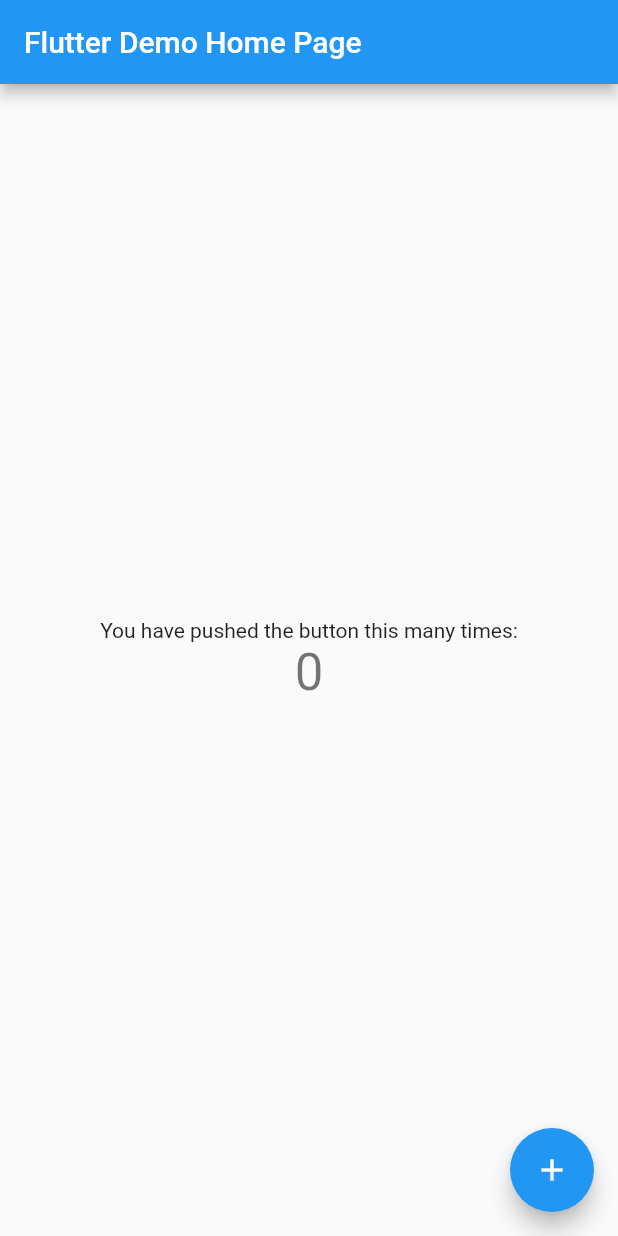
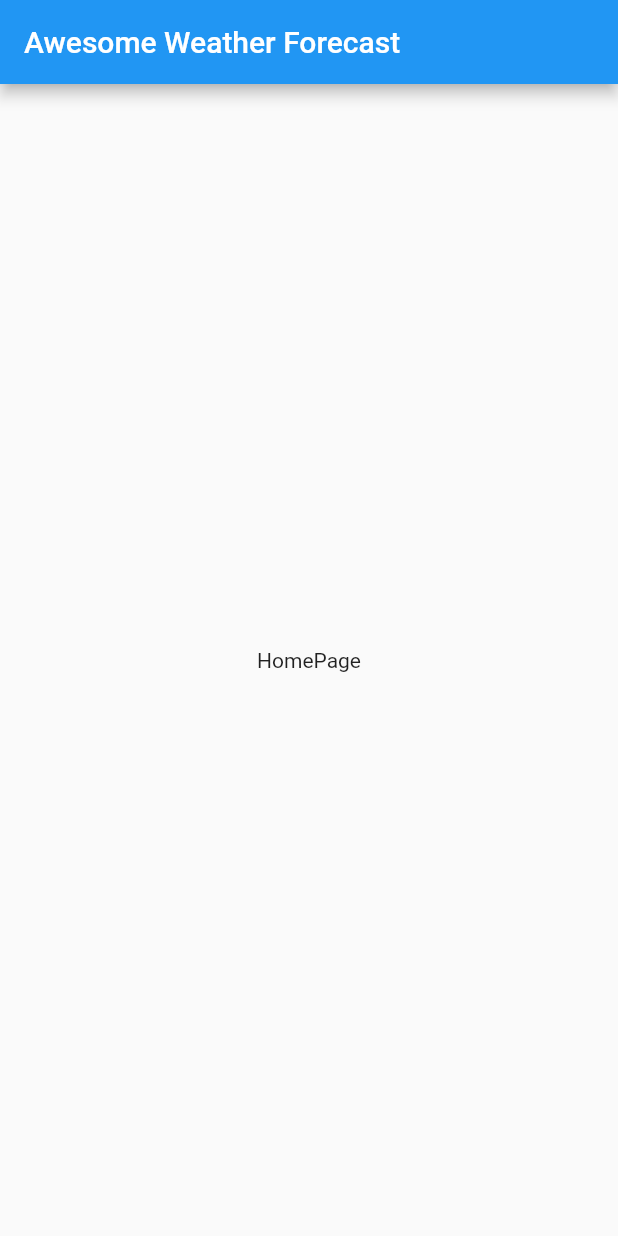
Before and after one commit to GunnarI/awesome_weather_forecast, a Flutter app: the screen it shows after launch, on a phone screen of 412 x 824 dp. Run offline on Flutter 3.47's test engine with Material 2 defaults, Android fonts, the phone set to English and light mode, and no system bars; our stand-ins replace bloc.

```diff
--- a/lib/main.dart
+++ b/lib/main.dart
@@ -1,4 +1,7 @@
 import 'package:flutter/material.dart';
+
+import './pages/details/details_page.dart';
+import './pages/home/home_page.dart';
 
 void main() {
   runApp(const MyApp());
@@ -7,109 +10,18 @@ void main() {
 class MyApp extends StatelessWidget {
   const MyApp({Key? key}) : super(key: key);
 
-  // This widget is the root of your application.
   @override
   Widget build(BuildContext context) {
     return MaterialApp(
-      title: 'Flutter Demo',
+      title: 'Awesome Weather Forecast',
       theme: ThemeData(
-        // This is the theme of your application.
-        //
-        // Try running your application with "flutter run". You'll see the
-        // application has a blue toolbar. Then, without quitting the app, try
-        // changing the primarySwatch below to Colors.green and then invoke
-        // "hot reload" (press "r" in the console where you ran "flutter run",
-        // or simply save your changes to "hot reload" in a Flutter IDE).
-        // Notice that the counter didn't reset back to zero; the application
-        // is not restarted.
         primarySwatch: Colors.blue,
       ),
-      home: const MyHomePage(title: 'Flutter Demo Home Page'),
+      initialRoute: HomePage.routeName,
+      routes: {
+        HomePage.routeName: (context) => HomePage(),
+        DetailsPage.routeName: (context) => DetailsPage(),
+      },
     );
   }
 }
-
-class MyHomePage extends StatefulWidget {
-  const MyHomePage({Key? key, required this.title}) : super(key: key);
-
-  // This widget is the home page of your application. It is stateful, meaning
-  // that it has a State object (defined below) that contains fields that affect
-  // how it looks.
-
-  // This class is the configuration for the state. It holds the values (in this
-  // case the title) provided by the parent (in this case the App widget) and
-  // used by the build method of the State. Fields in a Widget subclass are
-  // always marked "final".
-
-  final String title;
-
-  @override
-  State<MyHomePage> createState() => _MyHomePageState();
-}
-
-class _MyHomePageState extends State<MyHomePage> {
-  int _counter = 0;
-
-  void _incrementCounter() {
-    setState(() {
-      // This call to setState tells the Flutter framework that something has
-      // changed in this State, which causes it to rerun the build method below
-      // so that the display can reflect the updated values. If we changed
-      // _counter without calling setState(), then the build method would not be
-      // called again, and so nothing would appear to happen.
-      _counter++;
-    });
-  }
-
-  @override
-  Widget build(BuildContext context) {
-    // This method is rerun every time setState is called, for instance as done
-    // by the _incrementCounter method above.
-    //
-    // The Flutter framework has been optimized to make rerunning build methods
-    // fast, so that you can just rebuild anything that needs updating rather
-    // than having to individually change instances of widgets.
-    return Scaffold(
-      appBar: AppBar(
-        // Here we take the value from the MyHomePage object that was created by
-        // the App.build method, and use it to set our appbar title.
-        title: Text(widget.title),
-      ),
-      body: Center(
-        // Center is a layout widget. It takes a single child and positions it
-        // in the middle of the parent.
-        child: Column(
-          // Column is also a layout widget. It takes a list of children and
-          // arranges them vertically. By default, it sizes itself to fit its
-          // children horizontally, and tries to be as tall as its parent.
-          //
-          // Invoke "debug painting" (press "p" in the console, choose the
-          // "Toggle Debug Paint" action from the Flutter Inspector in Android
-          // Studio, or the "Toggle Debug Paint" command in Visual Studio Code)
-          // to see the wireframe for each widget.
-          //
-          // Column has various properties to control how it sizes itself and
-          // how it positions its children. Here we use mainAxisAlignment to
-          // center the children vertically; the main axis here is the vertical
-          // axis because Columns are vertical (the cross axis would be
-          // horizontal).
-          mainAxisAlignment: MainAxisAlignment.center,
-          children: <Widget>[
-            const Text(
-              'You have pushed the button this many times:',
-            ),
-            Text(
-              '$_counter',
-              style: Theme.of(context).textTheme.headline4,
-            ),
-          ],
-        ),
-      ),
-      floatingActionButton: FloatingActionButton(
-        onPressed: _incrementCounter,
-        tooltip: 'Increment',
-        child: const Icon(Icons.add),
-      ), // This trailing comma makes auto-formatting nicer for build methods.
-    );
-  }
-}
--- /dev/null
+++ b/lib/models/geo_location.dart
@@ -0,0 +1,3 @@
+class GeoLocation {
+  // TODO: Setup the data structure for the geo location data fetched from the https://openweathermap.org/api/geocoding-api API
+}
--- /dev/null
+++ b/lib/models/weather_day.dart
@@ -0,0 +1,3 @@
+class WeatherDay {
+  // TODO: Setup the weather data structure for a single day weather data fetched from the https://openweathermap.org/forecast5 API (or perhaps rather https://openweathermap.org/api/one-call-api ?)
+}
--- /dev/null
+++ b/lib/pages/details/bloc/details_event.dart
@@ -0,0 +1,4 @@
+part of 'details_bloc.dart';
+
+@immutable
+abstract class DetailsEvent {}
--- /dev/null
+++ b/lib/pages/details/bloc/details_state.dart
@@ -0,0 +1,6 @@
+part of 'details_bloc.dart';
+
+@immutable
+abstract class DetailsState {}
+
+class DetailsInitial extends DetailsState {}
--- /dev/null
+++ b/lib/pages/home/bloc/home_event.dart
@@ -0,0 +1,4 @@
+part of 'home_bloc.dart';
+
+@immutable
+abstract class HomeEvent {}
--- /dev/null
+++ b/lib/pages/home/bloc/home_state.dart
@@ -0,0 +1,6 @@
+part of 'home_bloc.dart';
+
+@immutable
+abstract class HomeState {}
+
+class HomeInitial extends HomeState {}
--- /dev/null
+++ b/lib/pages/home/home_page.dart
@@ -0,0 +1,19 @@
+import 'package:flutter/material.dart';
+
+class HomePage extends StatelessWidget {
+  static const routeName = '/home';
+
+  const HomePage({Key? key}) : super(key: key);
+
+  @override
+  Widget build(BuildContext context) {
+    return Scaffold(
+      appBar: AppBar(
+        title: Text('Awesome Weather Forecast'),
+      ),
+      body: Center(
+        child: Text('HomePage'),
+      ),
+    );
+  }
+}
--- /dev/null
+++ b/lib/providers/geo_location_provider.dart
@@ -0,0 +1,3 @@
+class GeoLocationProvider {
+  // TODO: Provide functions to fetch data from the https://openweathermap.org/api/geocoding-api API
+}
--- /dev/null
+++ b/lib/providers/weather_data_provider.dart
@@ -0,0 +1,3 @@
+class WeatherDataProvider {
+  // TODO: Provide functions to fetch data from https://openweathermap.org/api/one-call-api API
+}
--- /dev/null
+++ b/lib/repositories/weather_data_repository.dart
@@ -0,0 +1,3 @@
+class WeatherDataRepository {
+  // TODO: Wrap data providers for communication with bloc layer (see https://bloclibrary.dev/#/architecture)
+}
--- a/pubspec.yaml
+++ b/pubspec.yaml
@@ -34,6 +34,8 @@ dependencies:
   # The following adds the Cupertino Icons font to your application.
   # Use with the CupertinoIcons class for iOS style icons.
   cupertino_icons: ^1.0.2
+  http: ^0.13.4
+  flutter_bloc: ^8.0.1
 
 dev_dependencies:
   flutter_test:
```
Also changed, not shown: lib/pages/details/bloc/details_bloc.dart (added, +13 -0 lines), lib/pages/details/details_page.dart (added, +12 -0 lines), lib/pages/home/bloc/home_bloc.dart (added, +13 -0 lines), pubspec.lock.
